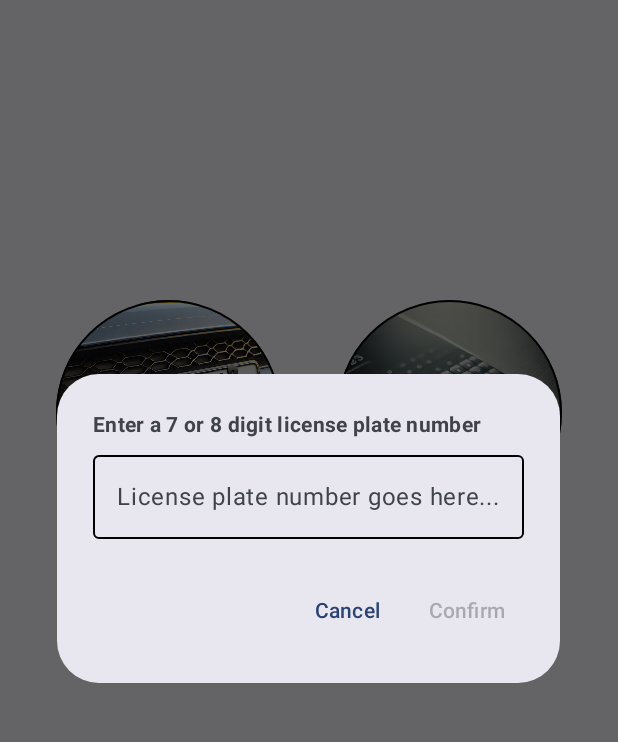
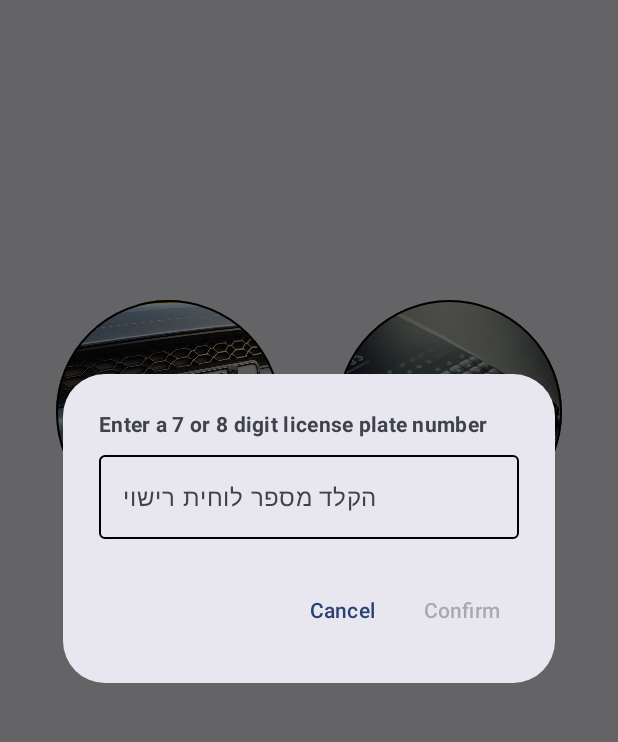
Before and after one commit to TomerPacific/car-identifier, an Android app built with Jetpack Compose: the screen it shows after launch (MainActivity), after a tap on "Search By Typing", on a phone screen of 412 x 824 dp, the part 89-831 px from its top. Run offline under Robolectric (Android 15) with nearby library versions, the phone set to English and light mode, and no system bars.

Commit message:
CarIdentifier changing placeholder text to Hebrew

```diff
--- a/app/src/main/java/com/tomerpacific/caridentifier/LicensePlateNumberDialog.kt
+++ b/app/src/main/java/com/tomerpacific/caridentifier/LicensePlateNumberDialog.kt
@@ -88,7 +88,7 @@ fun LicensePlateNumberDialog() {
                             )
                     },
                     placeholder = {
-                        Text("License plate number goes here...")
+                        Text("הקלד מספר לוחית רישוי")
                     },
                     colors = OutlinedTextFieldDefaults.colors(
                         focusedBorderColor = Color.Blue,
```
